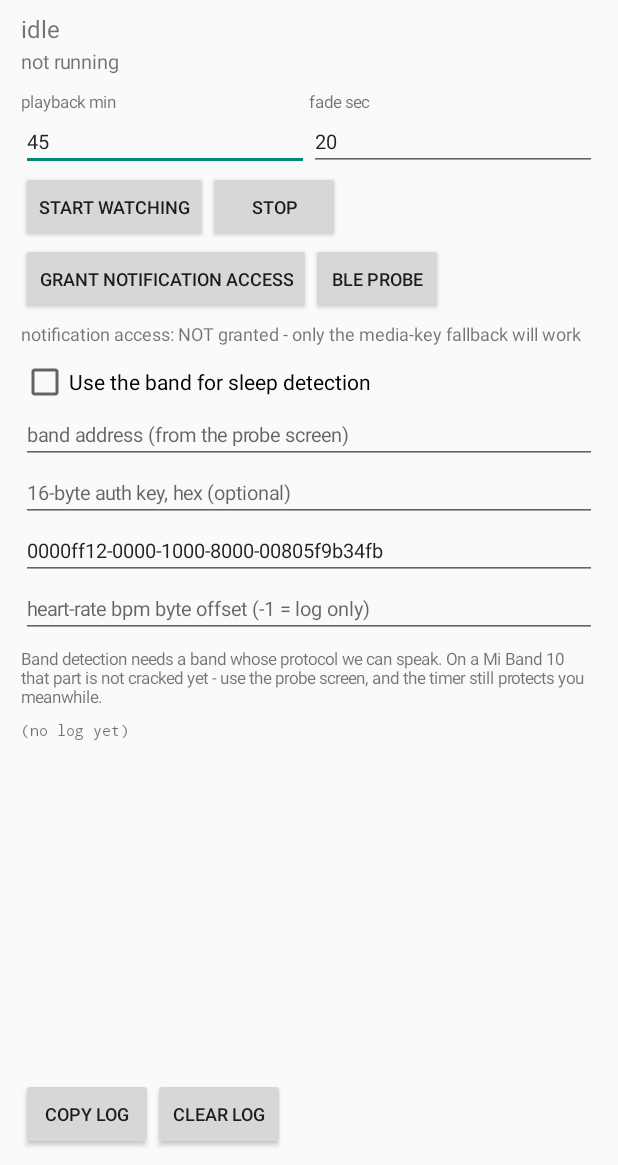
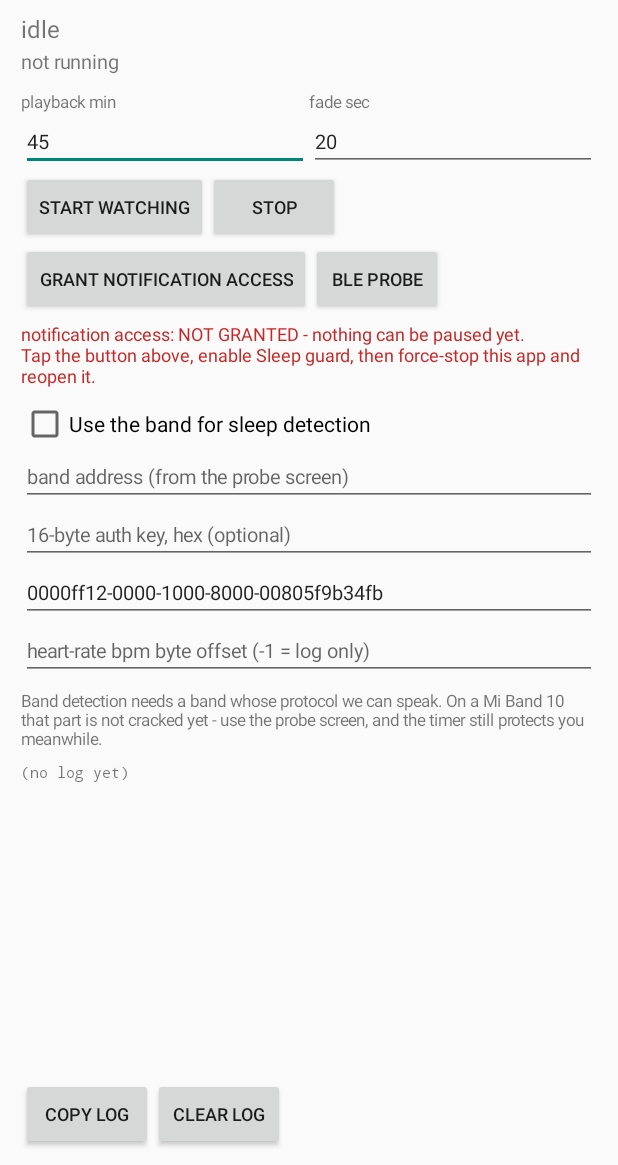
Before and after one commit to ngjingtao/sleepplayer, an Android app: the screen it shows after launch (SleepGuardActivity), on a phone screen of 412 x 824 dp, the part 71-1236 px from its top. Run offline under Robolectric (Android 15) with nearby library versions, the phone set to English and light mode, and no system bars.

Commit message:
fix: use the official notification-access API, and make the ungranted state red
Settings.Secure is the classic check but some OEM builds keep that value in a
shape the naive parse misses, so a granted app can look ungranted. Prefer
NotificationManager.isNotificationListenerAccessGranted on API 27+.

```diff
--- a/android/app/src/main/java/dev/remiband/sleep/MediaGate.kt
+++ b/android/app/src/main/java/dev/remiband/sleep/MediaGate.kt
@@ -1,11 +1,13 @@
 package dev.remiband.sleep
 
+import android.app.NotificationManager
 import android.content.ComponentName
 import android.content.Context
 import android.media.AudioManager
 import android.media.session.MediaController
 import android.media.session.MediaSessionManager
 import android.media.session.PlaybackState
+import android.os.Build
 import android.os.Handler
 import android.os.Looper
 import android.provider.Settings
@@ -44,6 +46,24 @@ class MediaGate(
     private var warnedNoAccess = false
 
     fun notificationAccessGranted(): Boolean {
+        val component = ComponentName(context, MediaNotificationListener::class.java)
+
+        // Official API first. Reading the Settings.Secure string is the classic
+        // approach, but several OEM builds (MIUI/HyperOS among them) do not keep
+        // that value in the shape the assumption expects, so an app can look
+        // unauthorised while the system considers it authorised.
+        if (Build.VERSION.SDK_INT >= 27) {
+            val manager = context.getSystemService(Context.NOTIFICATION_SERVICE)
+                as? NotificationManager
+            if (manager != null) {
+                return try {
+                    manager.isNotificationListenerAccessGranted(component)
+                } catch (t: Throwable) {
+                    false
+                }
+            }
+        }
+
         val enabled = Settings.Secure.getString(
             context.contentResolver,
             "enabled_notification_listeners",
--- a/android/app/src/main/java/dev/remiband/sleep/SleepGuardActivity.kt
+++ b/android/app/src/main/java/dev/remiband/sleep/SleepGuardActivity.kt
@@ -272,10 +272,12 @@ class SleepGuardActivity : Activity() {
         val gate = MediaGate(this) { }
         val granted = gate.notificationAccessGranted()
         accessView.text = if (granted) {
-            "notification access: granted - other apps' playback can be paused"
+            "notification access: GRANTED - other apps' playback can be paused"
         } else {
-            "notification access: NOT granted - only the media-key fallback will work"
+            "notification access: NOT GRANTED - nothing can be paused yet.\n" +
+                "Tap the button above, enable Sleep guard, then force-stop this app and reopen it."
         }
+        accessView.setTextColor(if (granted) 0xFF2E7D32.toInt() else 0xFFC62828.toInt())
     }
 
     private fun copyLog() {
```
